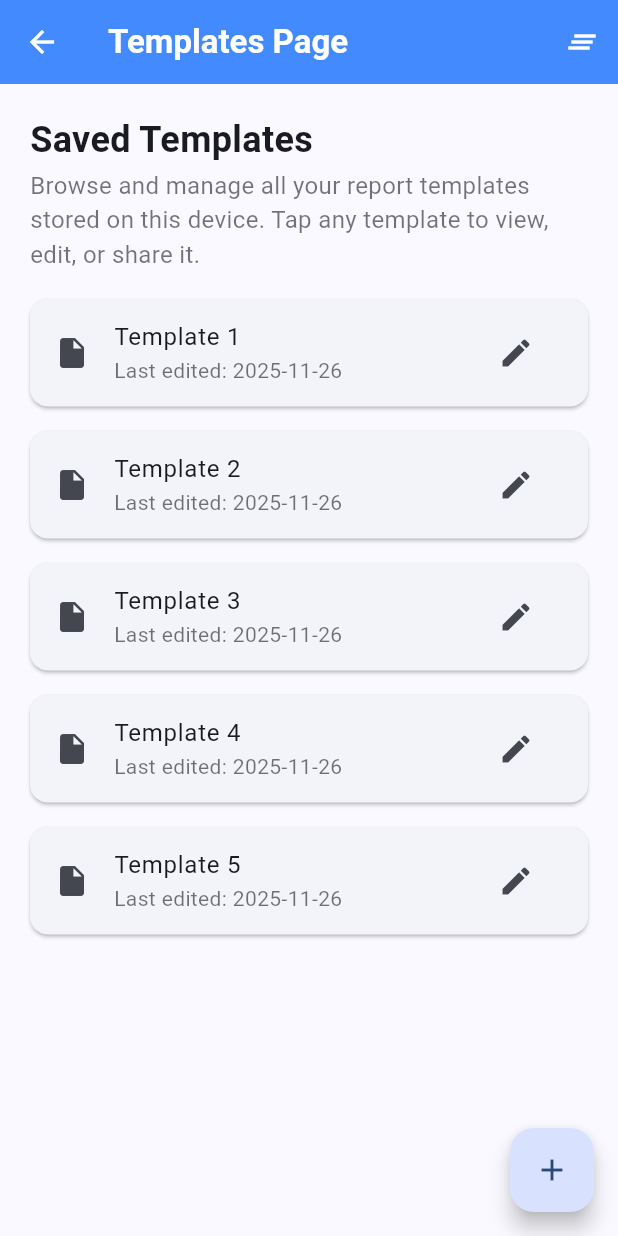
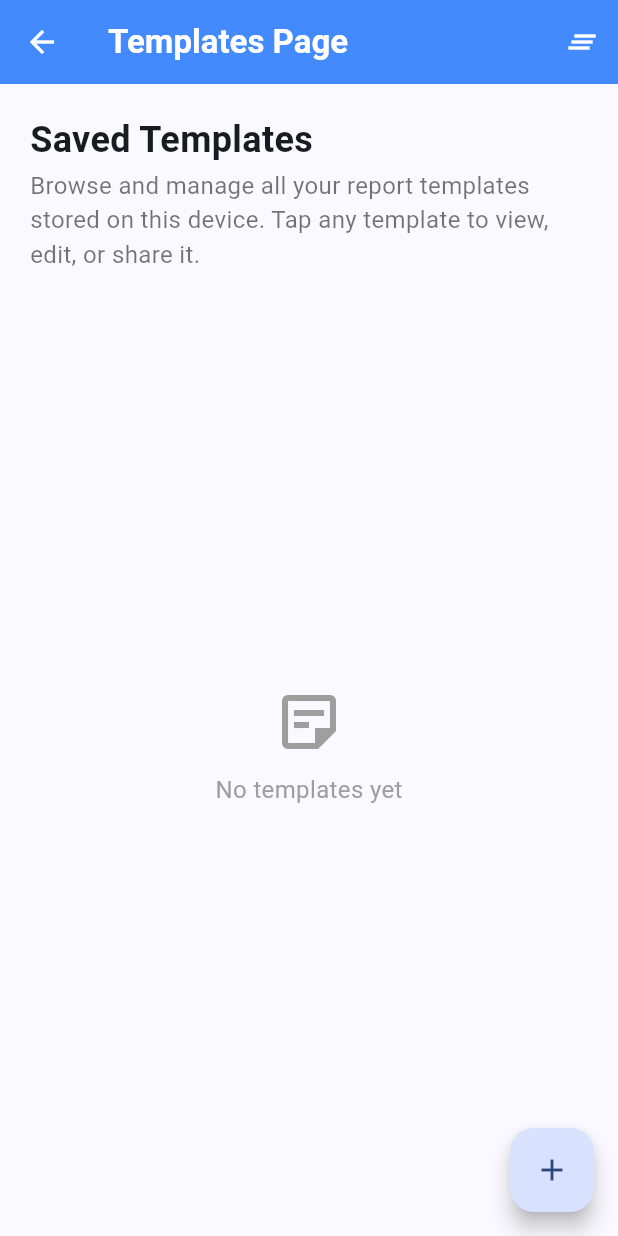
Before and after one commit to fingertips18/noterra, a Flutter app: the TemplatesPage screen opened directly, on a phone screen of 412 x 824 dp. Run offline on Flutter 3.47's test engine with Material 3 defaults, Android fonts, the phone set to English and light mode, and no system bars; our stand-ins replace equatable, fluttertoast, hive_flutter; accounts and stored records are empty.

Commit message:
feat: list templates and initialize the template controller in the list screen (#16)
* feat: list templates and initialize the template controller in the list screen

* Add empty view

```diff
--- a/lib/controller/template.dart
+++ b/lib/controller/template.dart
@@ -11,13 +11,13 @@ class TemplateController {
 
   TemplateController({required this.context, this.action});
 
-  final hiveBox = Hive.box(StringConstants.templateBox);
+  final templateBox = Hive.box(StringConstants.templateBox);
 
   // Fetch all items from Hive
-  List<Map<String, dynamic>> fetchData() {
-    return hiveBox.keys
+  List<Map<String, dynamic>> listTemplates() {
+    return templateBox.keys
         .map((key) {
-          final item = hiveBox.get(key);
+          final item = templateBox.get(key);
           return {"key": key, "title": item["title"], "body": item["body"]};
         })
         .toList()
@@ -27,7 +27,7 @@ class TemplateController {
 
   Future<void> createTemplate({required Template template}) async {
     try {
-      await hiveBox.add(template.toMap());
+      await templateBox.add(template.toMap());
       _afterAction("saved");
     } catch (e) {
       toast(message: "Failed to create template", status: Status.error);
@@ -36,7 +36,7 @@ class TemplateController {
 
   Future<void> editTemplate({required Template template, required int templateKey}) async {
     try {
-      await hiveBox.put(templateKey, template.toMap());
+      await templateBox.put(templateKey, template.toMap());
       _afterAction("edited");
     } catch (e) {
       toast(message: "Failed to edit template", status: Status.error);
@@ -45,7 +45,7 @@ class TemplateController {
 
   Future<void> deleteTemplate({required int templateKey}) async {
     try {
-      await hiveBox.delete(templateKey);
+      await templateBox.delete(templateKey);
       _afterAction("deleted");
     } catch (e) {
       toast(message: "Failed to delete template", status: Status.error);
@@ -54,7 +54,7 @@ class TemplateController {
 
   Future<void> clearTemplates() async {
     try {
-      await hiveBox.clear();
+      await templateBox.clear();
       _afterAction("cleared");
     } catch (e) {
       toast(message: "Failed to clear templates", status: Status.error);
--- a/lib/screens/template/templates.dart
+++ b/lib/screens/template/templates.dart
@@ -1,4 +1,5 @@
 import 'package:flutter/material.dart';
+import 'package:noterra/controller/template.dart';
 import 'package:noterra/screens/template/add_template.dart';
 import 'package:noterra/screens/template/edit_template.dart';
 import 'package:noterra/screens/template/view_template.dart';
@@ -11,8 +12,18 @@ class TemplatesPage extends StatefulWidget {
 }
 
 class _TemplatesPageState extends State<TemplatesPage> {
+  late TemplateController _templateController;
+
+  @override
+  void initState() {
+    super.initState();
+    _templateController = TemplateController(context: context);
+  }
+
   @override
   Widget build(BuildContext context) {
+    final templates = _templateController.listTemplates();
+
     return Scaffold(
       appBar: AppBar(
         backgroundColor: Colors.blueAccent,
@@ -38,17 +49,20 @@ class _TemplatesPageState extends State<TemplatesPage> {
               ],
             ),
             Expanded(
-              child: ListView.builder(
-                itemCount: 5, // temporary number of items
+              child: templates.isNotEmpty
+                  ? ListView.builder(
+                      itemCount: templates.length,
                       itemBuilder: (context, index) {
+                        final template = templates[index];
+
                         return Card(
                           shape: RoundedRectangleBorder(borderRadius: BorderRadius.circular(12)),
                           clipBehavior: Clip.antiAlias,
                           margin: const EdgeInsets.symmetric(horizontal: 0, vertical: 8),
                           child: ListTile(
                             leading: const Icon(Icons.insert_drive_file),
-                      title: Text("Template ${index + 1}"),
-                      subtitle: const Text("Last edited: 2025-11-26", style: TextStyle(color: Colors.black54)),
+                            title: Text(template["title"]),
+                            subtitle: Text(template["body"], style: const TextStyle(color: Colors.black54)),
                             trailing: IconButton(
                               onPressed: () {
                                 Navigator.push(context, MaterialPageRoute(builder: (context) => const EditTemplatePage()));
@@ -61,18 +75,32 @@ class _TemplatesPageState extends State<TemplatesPage> {
                           ),
                         );
                       },
-              ),
+                    )
+                  : _emptyTemplates(),
             ),
           ],
         ),
       ),
       floatingActionButton: FloatingActionButton(
         onPressed: () {
-          Navigator.push(context, MaterialPageRoute(builder: (context) => const AddTemplatePage()));
+          Navigator.push(context, MaterialPageRoute(builder: (context) => AddTemplatePage(controller: _templateController)));
         },
         tooltip: 'Increment',
         child: const Icon(Icons.add),
       ),
     );
   }
+
+  Widget _emptyTemplates() {
+    return const Center(
+      child: Column(
+        mainAxisSize: MainAxisSize.min,
+        spacing: 10,
+        children: [
+          Icon(Icons.sticky_note_2_outlined, size: 48, color: Colors.grey),
+          Text("No templates yet", style: TextStyle(fontSize: 16, color: Colors.grey)),
+        ],
+      ),
+    );
   }
+}
```
Also changed, not shown: lib/screens/template/add_template.dart (+4 -10 lines). Lines whose indentation alone changed are shown as unchanged.
